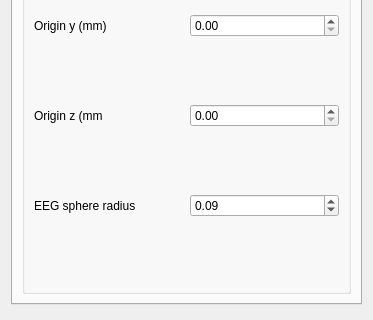
This is libraries/disp/viewers/formfiles/dipolefitview.ui in mne-tools/mne-cpp as Qt 5 draws it before an edit; both pictures show x 0 to 373 and y 268 to 588 of the 373 by 810 pixel window. The edited form follows.
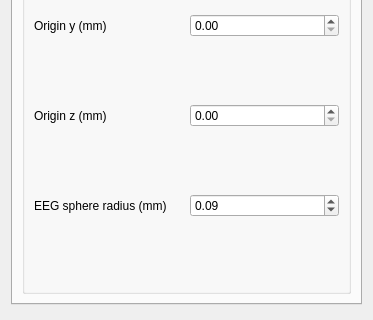
This is the edited form. The open tabs and pages were chosen to show the change.

What changed in the file:
```diff
--- a/libraries/disp/viewers/formfiles/dipolefitview.ui
+++ b/libraries/disp/viewers/formfiles/dipolefitview.ui
@@ -434,7 +434,7 @@
           <item row="2" column="0">
            <widget class="QLabel" name="label_22">
             <property name="text">
-             <string>Origin z (mm</string>
+             <string>Origin z (mm)</string>
             </property>
            </widget>
           </item>
@@ -448,7 +448,7 @@
           <item row="3" column="0">
            <widget class="QLabel" name="label_23">
             <property name="text">
-             <string>EEG sphere radius</string>
+             <string>EEG sphere radius (mm)</string>
             </property>
            </widget>
           </item>
```
Left out of the diff: 2 changed lines with no effect on the pictures.
